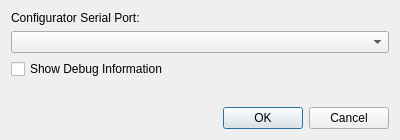
This is u7/DialogSettingsConfigurator.ui in whiteman-kr/u7set as Qt 5 draws it before an edit. The edited form follows.
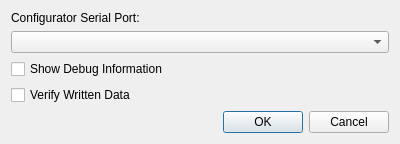
This is the edited form.

Commit message: RPCT-820, u7, mconf: serial communication optimization, Configurator interface improved

Diff of the .ui file:
```diff
--- a/u7/DialogSettingsConfigurator.ui
+++ b/u7/DialogSettingsConfigurator.ui
@@ -33,6 +33,13 @@
        </property>
       </widget>
      </item>
+     <item>
+      <widget class="QCheckBox" name="verifyData">
+       <property name="text">
+        <string>Verify Written Data</string>
+       </property>
+      </widget>
+     </item>
      <item>
       <spacer name="verticalSpacer">
        <property name="orientation">
```
The commit also changes 16 other files.
